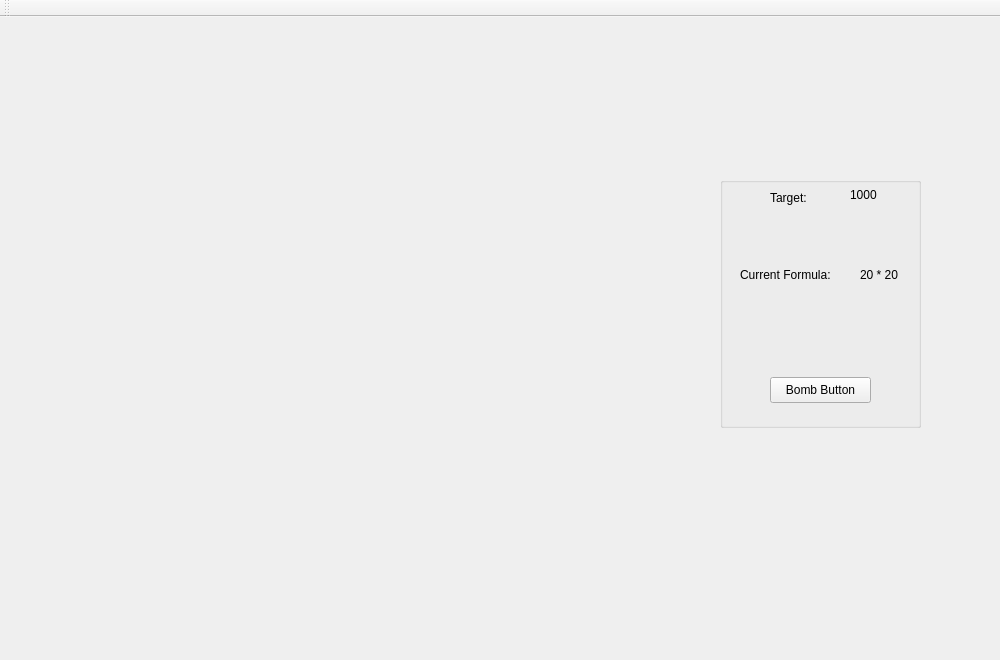
This is mainwindow.ui in adsorensen/CountUp as Qt 5 draws it before an edit. The edited form follows.
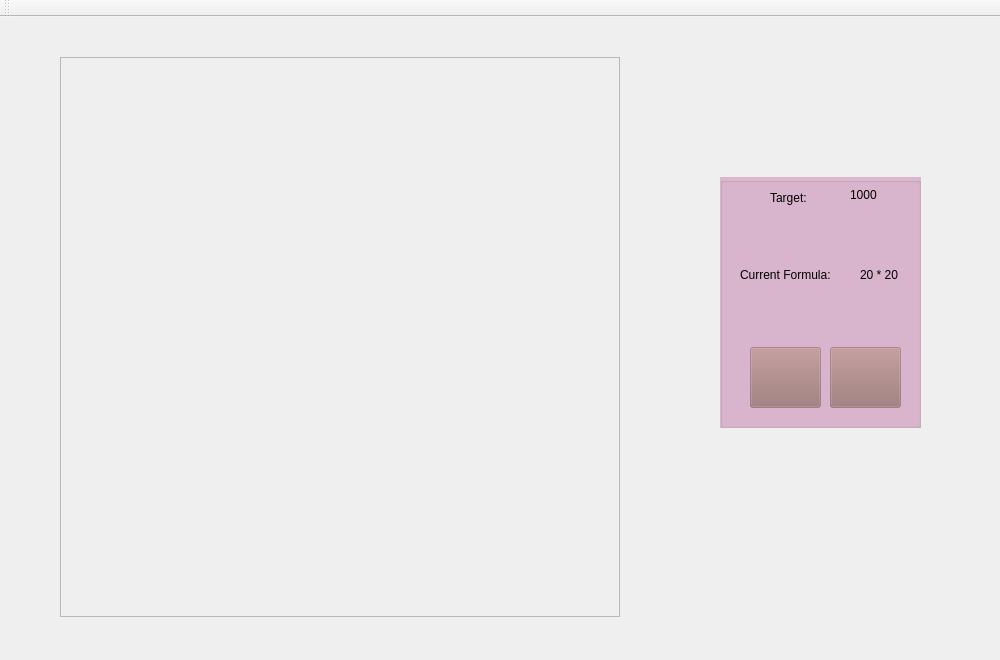
This is the edited form. Icons and pictures are not drawn.

```diff
--- a/mainwindow.ui
+++ b/mainwindow.ui
@@ -40,8 +40,8 @@
      <rect>
       <x>60</x>
       <y>40</y>
-      <width>565</width>
-      <height>565</height>
+      <width>560</width>
+      <height>560</height>
      </rect>
     </property>
     <property name="styleSheet">
@@ -113,20 +113,36 @@
       <height>251</height>
      </rect>
     </property>
+    <property name="styleSheet">
+     <string notr="true">background-color: rgba(206, 144, 184, 150);</string>
+    </property>
     <property name="title">
      <string/>
     </property>
     <widget class="QPushButton" name="pushButton">
      <property name="geometry">
       <rect>
-       <x>50</x>
-       <y>200</y>
-       <width>101</width>
-       <height>26</height>
+       <x>110</x>
+       <y>170</y>
+       <width>71</width>
+       <height>61</height>
       </rect>
      </property>
+     <property name="styleSheet">
+      <string notr="true">background-color: rgba(154, 114, 114, 96);</string>
+     </property>
      <property name="text">
-      <string>Bomb Button</string>
+      <string/>
+     </property>
+     <property name="icon">
+      <iconset resource="resources.qrc">
+       <normaloff>:/icons/Resources/bomb.png</normaloff>:/icons/Resources/bomb.png</iconset>
+     </property>
+     <property name="iconSize">
+      <size>
+       <width>50</width>
+       <height>50</height>
+      </size>
      </property>
     </widget>
     <widget class="QLabel" name="currentFormulaLabel">
@@ -138,6 +154,9 @@
        <height>16</height>
       </rect>
      </property>
+     <property name="styleSheet">
+      <string notr="true">background-color: rgba(255, 255, 255, 0);</string>
+     </property>
      <property name="text">
       <string>Current Formula:</string>
      </property>
@@ -151,6 +170,9 @@
        <height>16</height>
       </rect>
      </property>
+     <property name="styleSheet">
+      <string notr="true">background-color: rgba(255, 255, 255, 0);</string>
+     </property>
      <property name="text">
       <string>20 * 20</string>
      </property>
@@ -164,6 +186,9 @@
        <height>16</height>
       </rect>
      </property>
+     <property name="styleSheet">
+      <string notr="true">background-color: rgba(255, 255, 255, 0);</string>
+     </property>
      <property name="text">
       <string>1000</string>
      </property>
@@ -184,7 +209,49 @@
       <string>Target:</string>
      </property>
     </widget>
+    <widget class="QPushButton" name="shuffleButton">
+     <property name="geometry">
+      <rect>
+       <x>30</x>
+       <y>170</y>
+       <width>71</width>
+       <height>61</height>
+      </rect>
+     </property>
+     <property name="styleSheet">
+      <string notr="true">background-color: rgba(154, 114, 114, 96);</string>
+     </property>
+     <property name="text">
+      <string/>
+     </property>
+     <property name="icon">
+      <iconset resource="resources.qrc">
+       <normaloff>:/icons/Resources/shuffle.png</normaloff>:/icons/Resources/shuffle.png</iconset>
+     </property>
+     <property name="iconSize">
+      <size>
+       <width>50</width>
+       <height>50</height>
+      </size>
+     </property>
+    </widget>
    </widget>
+   <widget class="QGraphicsView" name="graphicsView">
+    <property name="enabled">
+     <bool>false</bool>
+    </property>
+    <property name="geometry">
+     <rect>
+      <x>60</x>
+      <y>40</y>
+      <width>560</width>
+      <height>560</height>
+     </rect>
+    </property>
+   </widget>
+   <zorder>statsBox</zorder>
+   <zorder>graphicsView</zorder>
+   <zorder>tableWidget</zorder>
   </widget>
   <widget class="QToolBar" name="mainToolBar">
    <attribute name="toolBarArea">
```
Left out of the diff: 8 changed lines with no effect on the pictures.
